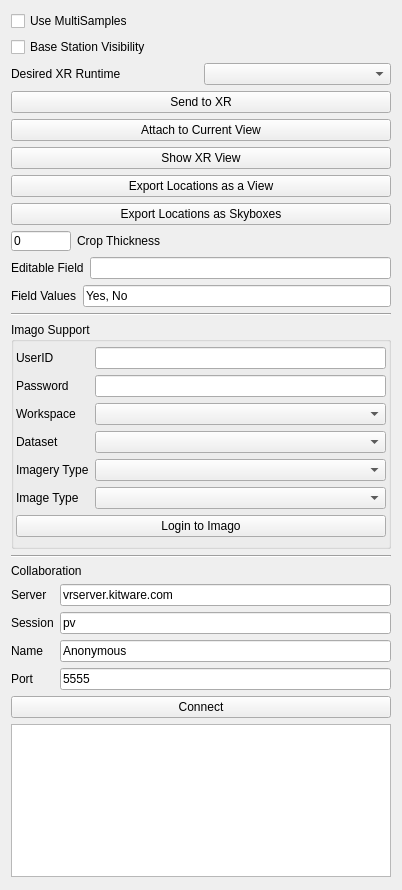
Before: the Qt Designer form Plugins/XRInterface/Plugin/pqXRInterfaceDockPanel.ui in Kitware/ParaView, drawn with Qt 5.
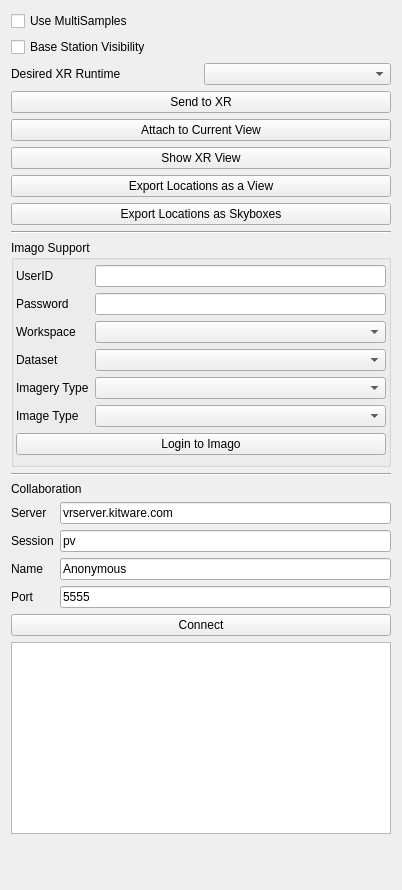
After: the same form once the commit is applied.

Commit message:
Rework paraview VR dock panel in desktop view
Crop thickness is moved inside the XR controls menu
Field value is removed.

What changed in the file:
```diff
--- a/Plugins/XRInterface/Plugin/pqXRInterfaceDockPanel.ui
+++ b/Plugins/XRInterface/Plugin/pqXRInterfaceDockPanel.ui
@@ -126,114 +126,6 @@
         </property>
        </widget>
       </item>
-      <item>
-       <layout class="QHBoxLayout" name="horizontalLayout">
-        <item>
-         <widget class="QLineEdit" name="cropThickness">
-          <property name="sizePolicy">
-           <sizepolicy hsizetype="Preferred" vsizetype="Fixed">
-            <horstretch>0</horstretch>
-            <verstretch>0</verstretch>
-           </sizepolicy>
-          </property>
-          <property name="minimumSize">
-           <size>
-            <width>40</width>
-            <height>20</height>
-           </size>
-          </property>
-          <property name="maximumSize">
-           <size>
-            <width>60</width>
-            <height>20</height>
-           </size>
-          </property>
-          <property name="baseSize">
-           <size>
-            <width>40</width>
-            <height>20</height>
-           </size>
-          </property>
-          <property name="toolTip">
-           <string extracomment="Thickness to use for new thick crops. A value of 0 defaults to automatic thickness."/>
-          </property>
-          <property name="text">
-           <string>0</string>
-          </property>
-         </widget>
-        </item>
-        <item>
-         <widget class="QLabel" name="cropThicknessLabel">
-          <property name="sizePolicy">
-           <sizepolicy hsizetype="Expanding" vsizetype="Fixed">
-            <horstretch>0</horstretch>
-            <verstretch>0</verstretch>
-           </sizepolicy>
-          </property>
-          <property name="toolTip">
-           <string extracomment="When using thick cropping planes this specifies the thickness of those planes."/>
-          </property>
-          <property name="text">
-           <string>Crop Thickness</string>
-          </property>
-         </widget>
-        </item>
-       </layout>
-      </item>
-      <item>
-       <layout class="QHBoxLayout" name="horizontalLayout_2">
-        <item>
-         <widget class="QLabel" name="scalarFieldLabel">
-          <property name="sizePolicy">
-           <sizepolicy hsizetype="Preferred" vsizetype="Fixed">
-            <horstretch>0</horstretch>
-            <verstretch>0</verstretch>
-           </sizepolicy>
-          </property>
-          <property name="text">
-           <string>Editable Field</string>
-          </property>
-         </widget>
-        </item>
-        <item>
-         <widget class="QLineEdit" name="editableField">
-          <property name="enabled">
-           <bool>true</bool>
-          </property>
-          <property name="toolTip">
-           <string extracomment="What scalar field can be edited in XR. This is an advanced feature still in development. You must specify field values below for this to work and the editable field specified must be a scalar array present in your data."/>
-          </property>
-         </widget>
-        </item>
-       </layout>
-      </item>
-      <item>
-       <layout class="QHBoxLayout" name="horizontalLayout_3">
-        <item>
-         <widget class="QLabel" name="fieldValuesLabel">
-          <property name="sizePolicy">
-           <sizepolicy hsizetype="Preferred" vsizetype="Fixed">
-            <horstretch>0</horstretch>
-            <verstretch>0</verstretch>
-           </sizepolicy>
-          </property>
-          <property name="text">
-           <string>Field Values</string>
-          </property>
-         </widget>
-        </item>
-        <item>
-         <widget class="QLineEdit" name="fieldValues">
-          <property name="toolTip">
-           <string extracomment="The options available when editing a field in XR. These values, text or numeric will be stored in the currently selected point/cell for the specified editable field array above. This is in development."/>
-          </property>
-          <property name="text">
-           <string>Yes, No</string>
-          </property>
-         </widget>
-        </item>
-       </layout>
-      </item>
       <item>
        <widget class="Line" name="imagoLine">
         <property name="orientation">
```
Left out of the diff: 5 changed lines with no effect on the pictures. The commit also changes 2 other files.
